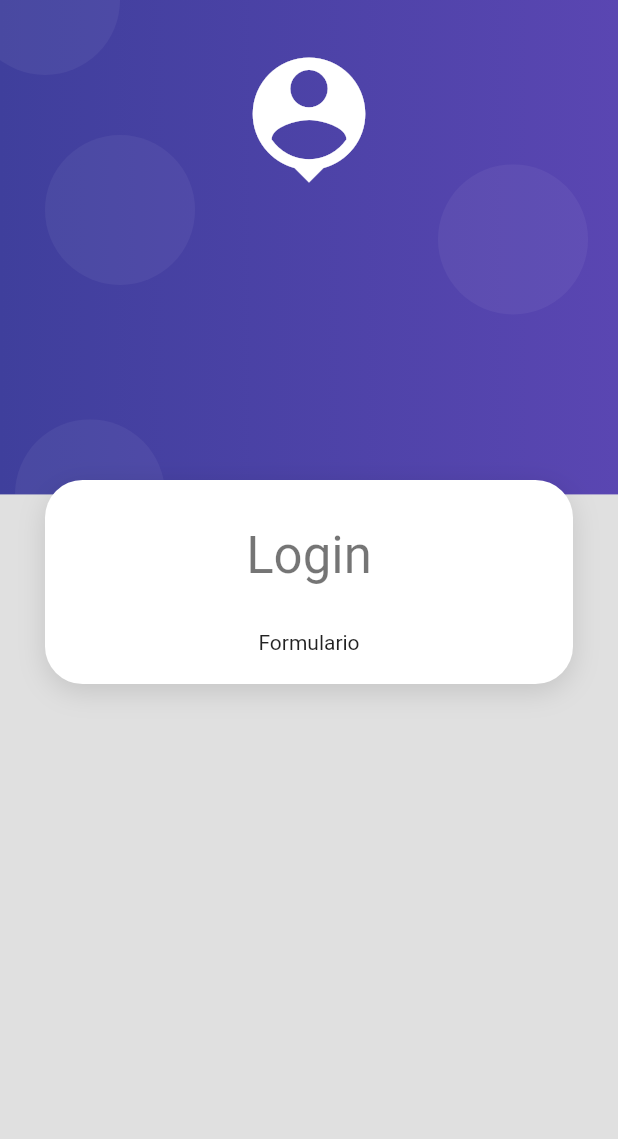
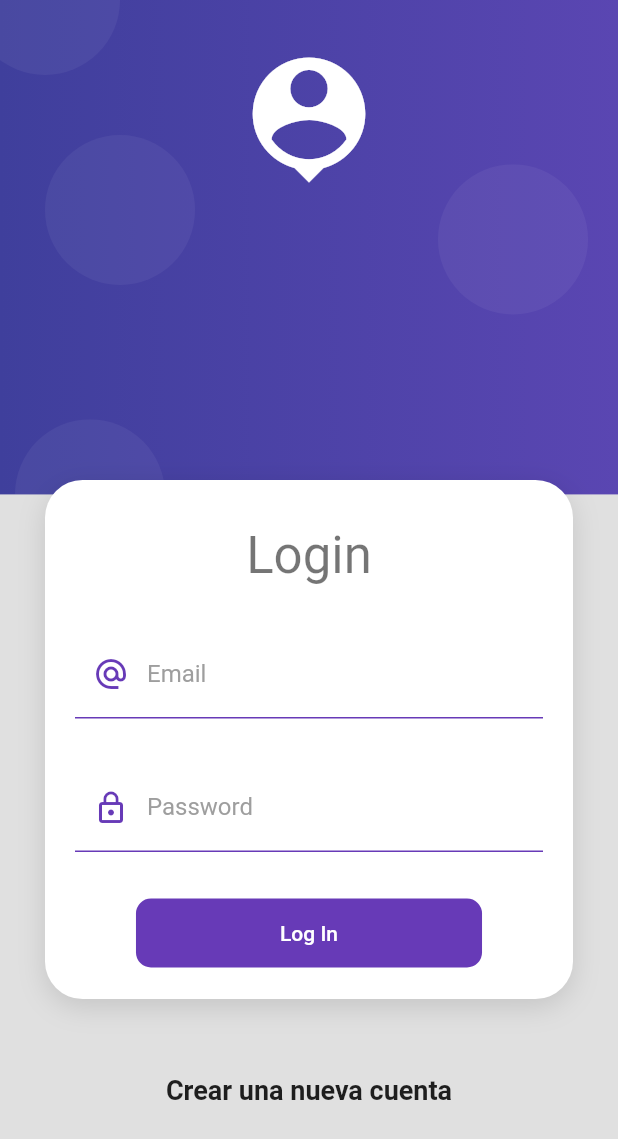
Before and after one commit to jhackhdez/Products_app, a Flutter app: the screen it shows after launch, on a phone screen of 412 x 824 dp. Shown: the top 1139 px of the screen. Run offline on Flutter 3.47's test engine with Material 2 defaults, Android fonts, the phone set to English and light mode, and no system bars.

Commit message:
complete login window

```diff
--- a/lib/screens/login_screens.dart
+++ b/lib/screens/login_screens.dart
@@ -1,4 +1,5 @@
 import 'package:flutter/material.dart';
+import 'package:products_app/ui/input_decorations.dart';
 import 'package:products_app/widgets/widgets.dart';
 
 class LoginScreen extends StatelessWidget {
@@ -22,11 +23,71 @@ class LoginScreen extends StatelessWidget {
               ),
               Text('Login', style: Theme.of(context).textTheme.headlineMedium),
               const SizedBox(height: 30),
-              const Text('Formulario')
+              const _LoginForm()
             ],
-          ))
+          )),
+          const SizedBox(height: 50),
+          const Text(
+            'Crear una nueva cuenta',
+            style: TextStyle(fontSize: 18, fontWeight: FontWeight.bold),
+          ),
+          const SizedBox(height: 50),
         ],
       ),
     )));
   }
 }
+
+class _LoginForm extends StatelessWidget {
+  const _LoginForm({super.key});
+
+  @override
+  Widget build(BuildContext context) {
+    return Form(
+        // TODO: Mantener la referencia al KEY
+        child: Column(
+      children: [
+        TextFormField(
+          // Esto permite que no se autocorrija el texto
+          autocorrect: false,
+          // Esto permite que se muestre @ en el teclado
+          keyboardType: TextInputType.emailAddress,
+          decoration: InputDecorations.authInputDecoration(
+              hintText: 'john.doe@gmail.com',
+              labelText: 'Email',
+              prefixIcon: Icons.alternate_email_sharp),
+        ),
+        const SizedBox(height: 30),
+        TextFormField(
+          // Esto permite que no se autocorrija el texto
+          autocorrect: false,
+          // Esto para que oculte caracteres del password
+          obscureText: true,
+          // Esto permite que se muestre @ en el teclado
+          keyboardType: TextInputType.emailAddress,
+          decoration: InputDecorations.authInputDecoration(
+              hintText: '******',
+              labelText: 'Password',
+              prefixIcon: Icons.lock_outline),
+        ),
+        const SizedBox(height: 30),
+        MaterialButton(
+            shape:
+                RoundedRectangleBorder(borderRadius: BorderRadius.circular(10)),
+            disabledColor: Colors.grey,
+            elevation: 0,
+            color: Colors.deepPurple,
+            child: Container(
+              padding: const EdgeInsets.symmetric(horizontal: 80, vertical: 15),
+              child: const Text(
+                'Log In',
+                style: TextStyle(color: Colors.white),
+              ),
+            ),
+            onPressed: () {
+              //TODO: implementar submit
+            })
+      ],
+    ));
+  }
+}
--- /dev/null
+++ b/lib/ui/input_decorations.dart
@@ -0,0 +1,20 @@
+import 'package:flutter/material.dart';
+
+class InputDecorations {
+  static InputDecoration authInputDecoration(
+      {required String hintText,
+      required String labelText,
+      IconData? prefixIcon}) {
+    return InputDecoration(
+        enabledBorder: const UnderlineInputBorder(
+            borderSide: BorderSide(color: Colors.deepPurple)),
+        focusedBorder: const UnderlineInputBorder(
+            borderSide: BorderSide(color: Colors.deepPurple, width: 2)),
+        hintText: hintText,
+        labelText: labelText,
+        labelStyle: const TextStyle(color: Colors.grey),
+        prefixIcon: prefixIcon != null
+            ? Icon(prefixIcon, color: Colors.deepPurple)
+            : null);
+  }
+}
```
